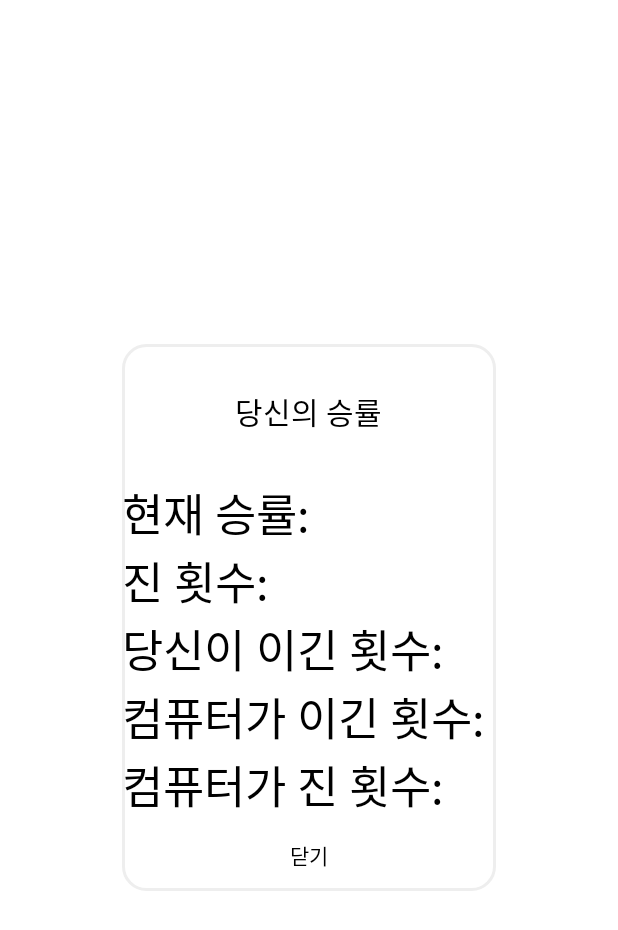
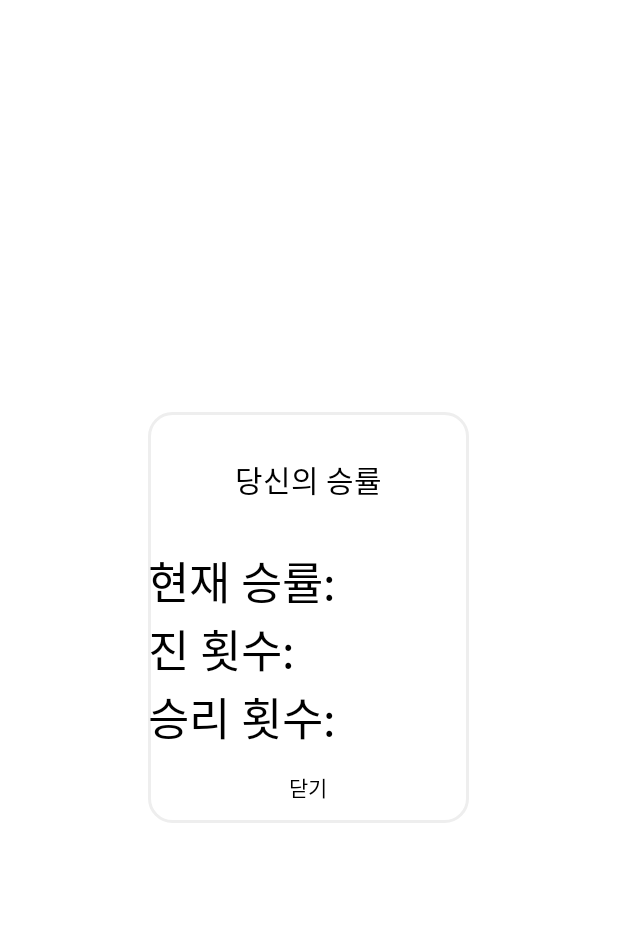
Before and after one commit to tkdgml822/School_Android, an Android app: the layout win_rate.xml on its own in the app's theme, with its tools: preview values and no code run, on a phone screen of 412 x 824 dp. Shown: the top 930 px of the screen. Run offline under Robolectric (Android 15) with nearby library versions, the phone set to English and light mode, and no system bars.

Commit message:
다이얼에 승률 진 횟수 승리 횟수 및 다이얼 레이아웃 수정

```diff
--- a/app/src/main/res/layout/win_rate.xml
+++ b/app/src/main/res/layout/win_rate.xml
@@ -15,6 +15,7 @@
         android:textColor="@color/black" />
 
     <TextView
+        android:id="@+id/winRateText"
         android:layout_width="wrap_content"
         android:layout_height="wrap_content"
         android:text="현재 승률: "
@@ -22,6 +23,7 @@
         android:textSize="30sp"/>
 
     <TextView
+        android:id="@+id/lossCountText"
         android:layout_width="wrap_content"
         android:layout_height="wrap_content"
         android:text="진 횟수: "
@@ -29,23 +31,10 @@
         android:textSize="30sp"/>
 
     <TextView
+        android:id="@+id/winCountText"
         android:layout_width="wrap_content"
         android:layout_height="wrap_content"
-        android:text="당신이 이긴 횟수: "
-        android:textColor="@color/black"
-        android:textSize="30sp"/>
-
-    <TextView
-        android:layout_width="wrap_content"
-        android:layout_height="wrap_content"
-        android:text="컴퓨터가 이긴 횟수: "
-        android:textColor="@color/black"
-        android:textSize="30sp"/>
-
-    <TextView
-        android:layout_width="wrap_content"
-        android:layout_height="wrap_content"
-        android:text="컴퓨터가 진 횟수: "
+        android:text="승리 횟수: "
         android:textColor="@color/black"
         android:textSize="30sp"/>
 
```
Also changed, not shown: app/src/main/java/com/cookandroid/rockpaperscissors/MainActivity.java (+17 -1 lines).
